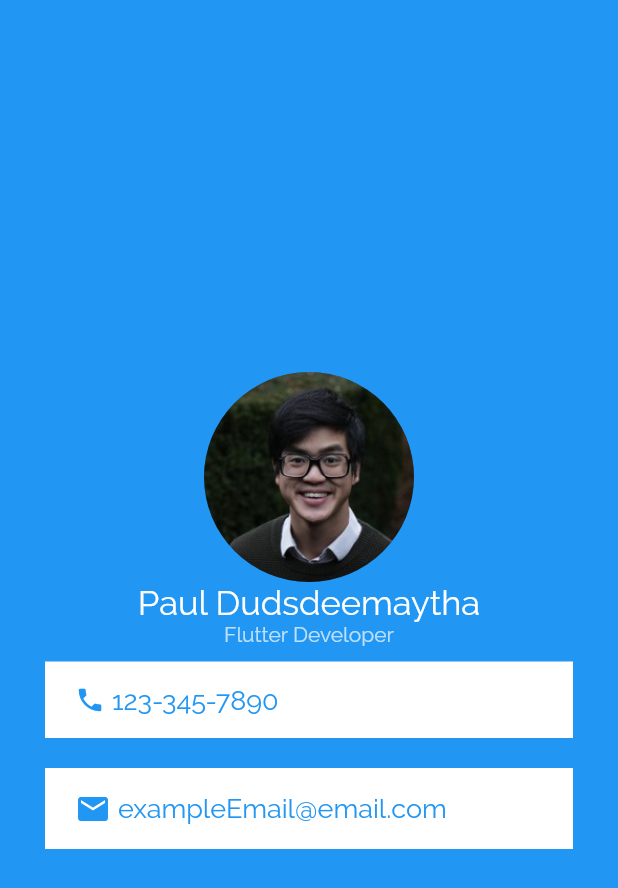
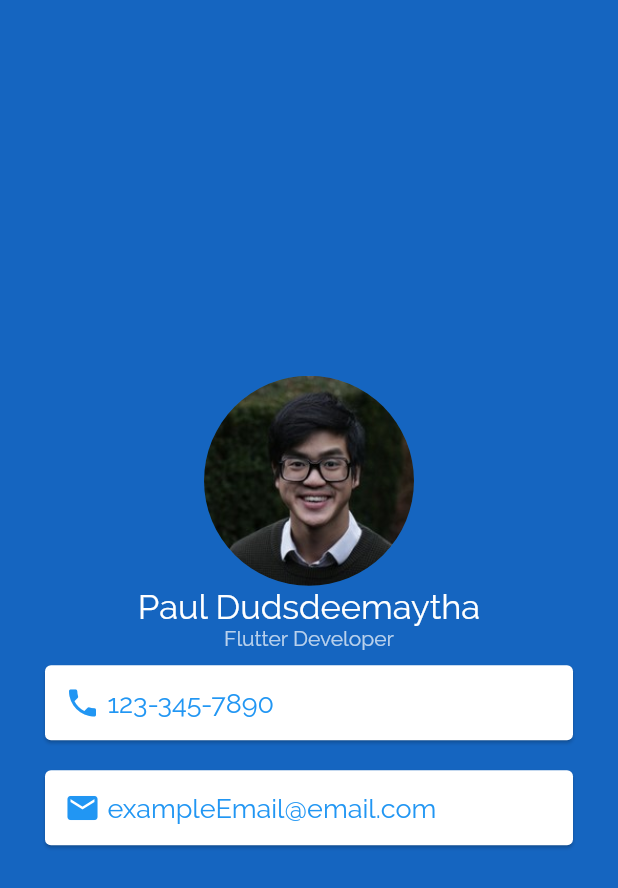
Before and after one commit to PaulDudsdeemaytha/mi_card, a Flutter app: the screen it shows after launch, on a phone screen of 412 x 824 dp. Shown: the top 888 px of the screen. Run offline on Flutter 3.47's test engine with Material 2 defaults, Android fonts, the phone set to English and light mode, and no system bars.

Commit message:
Changed from container to card

```diff
--- a/lib/main.dart
+++ b/lib/main.dart
@@ -9,7 +9,7 @@ class MyApp extends StatelessWidget {
   Widget build(BuildContext context) {
     return MaterialApp(
       home: Scaffold(
-        backgroundColor: Colors.blue,
+        backgroundColor: Colors.blue.shade800,
         body: SafeArea(
             child: Column(
           mainAxisAlignment: MainAxisAlignment.center,
@@ -33,15 +33,15 @@ class MyApp extends StatelessWidget {
                   fontWeight: FontWeight.w100,
                   color: Colors.white70),
             ),
-            Container(
+            Card(
               color: Colors.white,
               margin: EdgeInsets.symmetric(vertical: 10, horizontal: 30),
-              padding: EdgeInsets.symmetric(vertical: 15, horizontal: 20),
+              child: Padding(
+                padding: const EdgeInsets.all(13.0),
                 child: Row(
                   children: <Widget>[
                     Icon(
                       Icons.phone,
-                    size: 20,
                       color: Colors.blue,
                     ),
                     Text(
@@ -54,10 +54,12 @@ class MyApp extends StatelessWidget {
                   ],
                 ),
               ),
-            Container(
+            ),
+            Card(
               margin: EdgeInsets.symmetric(vertical: 10, horizontal: 30),
-              padding: EdgeInsets.symmetric(vertical: 15, horizontal: 20),
               color: Colors.white,
+              child: Padding(
+                padding: const EdgeInsets.all(13.0),
                 child: Row(
                   children: <Widget>[
                     Icon(
@@ -73,6 +75,7 @@ class MyApp extends StatelessWidget {
                     )
                   ],
                 ),
+              ),
             )
           ],
         )),
```
Lines whose indentation alone changed are shown as unchanged.
